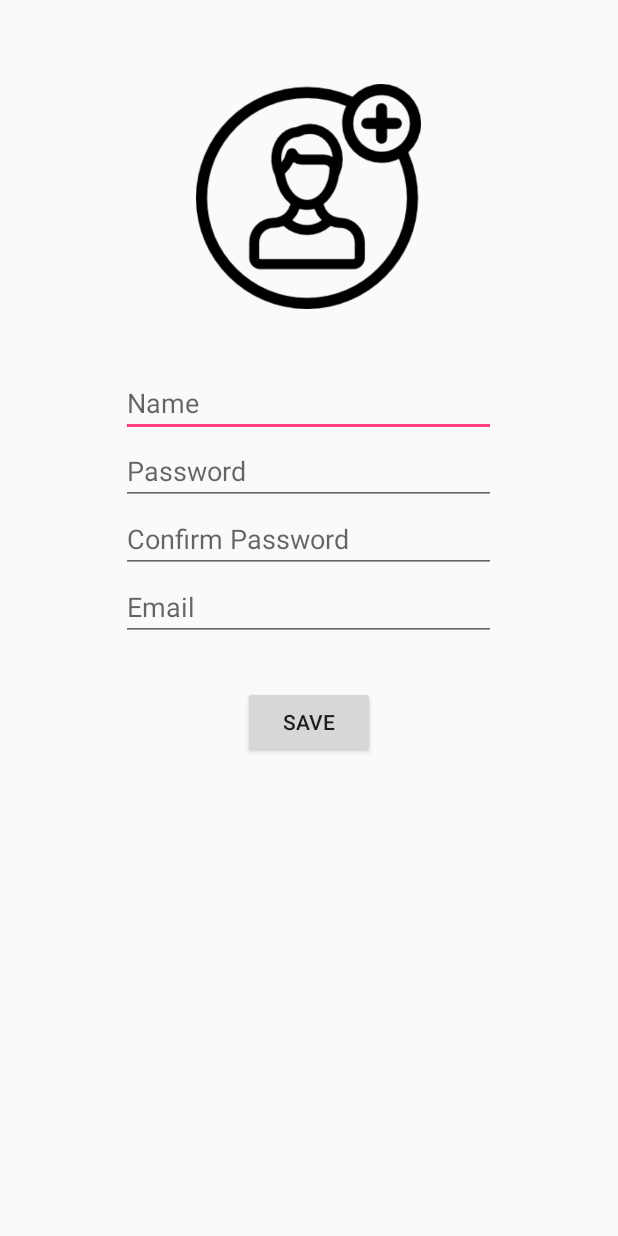
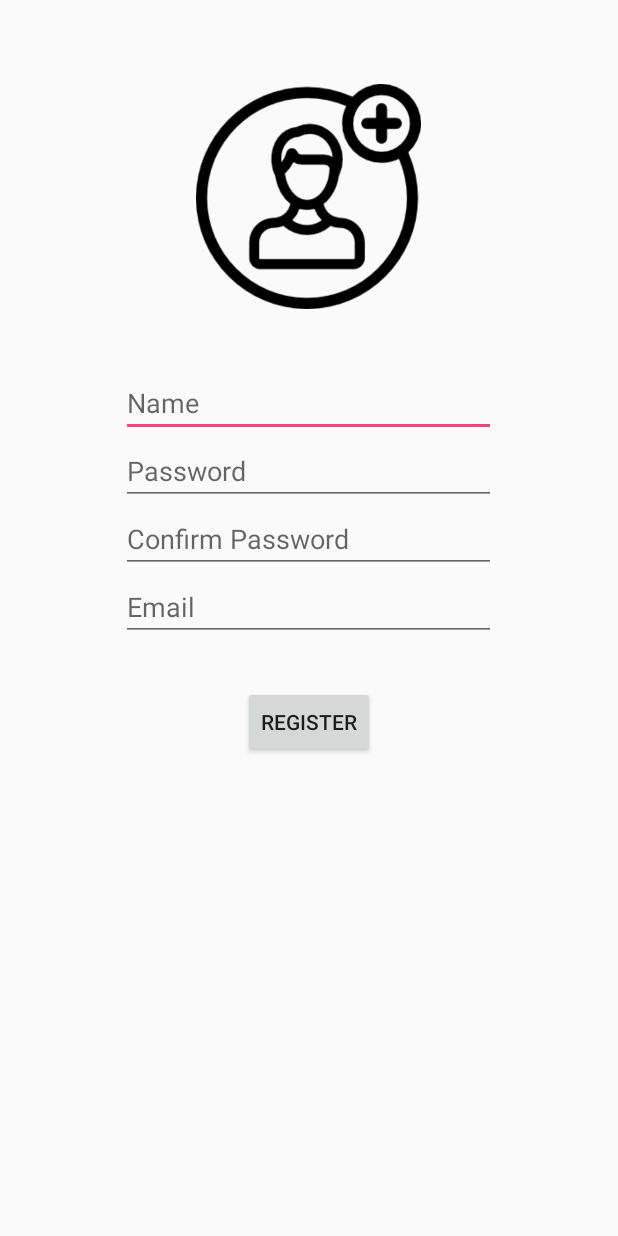
Before and after one commit to AEWebPro/ExplorEgypt, an Android app: the Signup screen opened directly, with no data from a screen before it, after a tap on an icon or button, on a phone screen of 412 x 824 dp. Run offline under Robolectric (Android 15) with nearby library versions, the phone set to English and light mode, and no system bars.

Commit message:
Register1

```diff
--- a/app/src/main/AndroidManifest.xml
+++ b/app/src/main/AndroidManifest.xml
@@ -1,6 +1,10 @@
 <?xml version="1.0" encoding="utf-8"?>
 <manifest xmlns:android="http://schemas.android.com/apk/res/android"
     package="com.example.ae.smartvisit">
+    <uses-permission android:name="android.permission.WRITE_EXTERNAL_STORAGE" />
+    <uses-permission android:name="android.permission.CAMERA" />
+    <uses-feature android:name="android.hardware.camera" />
+    <uses-feature android:name="android.hardware.camera.autofocus" />
 
     <application
         android:name=".infrastructure.MyApplication"
--- a/app/src/main/java/com/example/ae/smartvisit/activities/Signup.java
+++ b/app/src/main/java/com/example/ae/smartvisit/activities/Signup.java
@@ -11,18 +11,20 @@ import android.provider.MediaStore;
 import android.support.v7.app.AppCompatActivity;
 import android.os.Bundle;
 import android.view.View;
+import android.widget.Button;
 import android.widget.EditText;
 import android.widget.ImageButton;
 import android.widget.Toast;
 
 import com.example.ae.smartvisit.R;
 
-public class Signup extends AppCompatActivity  {
+public class Signup extends AppCompatActivity implements View.OnClickListener {
 
     EditText name,password,confirm_password,email;
     ImageButton imageperson;
+    Button register;
 
-    public final static   int SELECTED_PICTURE=1;
+    public final static  int SELECTED_PICTURE=1;
     @Override
     protected void onCreate(Bundle savedInstanceState) {
         super.onCreate(savedInstanceState);
@@ -33,6 +35,11 @@ public class Signup extends AppCompatActivity  {
         password=(EditText)findViewById(R.id.password_signup);
         confirm_password=(EditText)findViewById(R.id.confirm_password_signup);
         email=(EditText)findViewById(R.id.email_signup);
+        register=(Button) findViewById(R.id.register);
+
+
+        imageperson.setOnClickListener(this);
+        register.setOnClickListener(this);
 
     }
 
@@ -68,23 +75,19 @@ public class Signup extends AppCompatActivity  {
 
 
 
-    public void image(View v) {
 
-
+    @Override
+    public void onClick(View v) {
+        if(v==imageperson) {
             Intent select = new Intent(Intent.ACTION_PICK, android.provider.MediaStore.Images.Media.EXTERNAL_CONTENT_URI);
             startActivityForResult(select, SELECTED_PICTURE);
 
-
         }
-
-
-
-
-        public void save(View v) {
-
-        if(imageperson.getDrawable()== null || ( password.getText().toString().isEmpty())||(confirm_password.getText().toString().isEmpty())||(email.getText().toString().isEmpty()))
+        else if(v==register)
         {
-            Toast.makeText(Signup.this, "all of the fields are required ", Toast.LENGTH_SHORT).show();
+            if( ( password.getText().toString().isEmpty())||(confirm_password.getText().toString().isEmpty())||(email.getText().toString().isEmpty()))
+            {
+                Toast.makeText(Signup.this, "Please fill all the empty fields ", Toast.LENGTH_SHORT).show();
             }
             else
             {
@@ -99,6 +102,11 @@ public class Signup extends AppCompatActivity  {
                     Toast.makeText(Signup.this, "the password doesn't match ", Toast.LENGTH_SHORT).show();
                 }
             }
+        }
+    }
+
+
+
+
 
 }
-}
--- a/app/src/main/res/layout/activity_signup.xml
+++ b/app/src/main/res/layout/activity_signup.xml
@@ -27,17 +27,20 @@
             android:background="@drawable/profilepictre"
             android:id="@+id/imgperson"
             android:layout_gravity="center"
-            android:onClick="image"
+
             />
+
 
         <EditText
         android:layout_width="250dp"
         android:layout_height="wrap_content"
+        android:inputType="textPersonName"
         android:layout_gravity="center"
         android:layout_marginTop="40dp"
         android:hint="Name"
         android:id="@+id/name_signup"
         />
+
         <EditText
             android:layout_width="250dp"
             android:layout_height="wrap_content"
@@ -70,8 +73,8 @@
             android:layout_height="wrap_content"
             android:layout_gravity="center"
             android:layout_marginTop="30dp"
-            android:text="save"
-            android:onClick="save"
-            android:id="@+id/button" />
+            android:text="Register"
+
+            android:id="@+id/register" />
     </LinearLayout>
 </RelativeLayout>
--- a/build.gradle
+++ b/build.gradle
@@ -5,7 +5,7 @@ buildscript {
         jcenter()
     }
     dependencies {
-        classpath 'com.android.tools.build:gradle:2.2.1'
+        classpath 'com.android.tools.build:gradle:2.2.3'
 
         // NOTE: Do not place your application dependencies here; they belong
         // in the individual module build.gradle files
```
Lines whose indentation alone changed are shown as unchanged.
